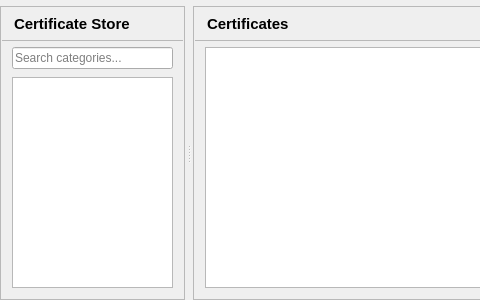
Old version of the form src/ui/pages/certificatespage.ui in the repository sanny32/OpenUaSim; both pictures show x 0 to 480 and y 0 to 300 of the 1068 by 300 pixel window.
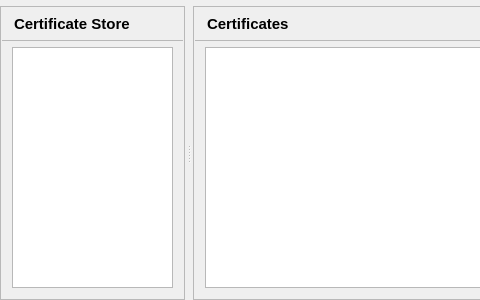
New version of the form. Custom widgets are drawn as their Qt base class.

Diff of the .ui file:
```diff
--- a/src/ui/pages/certificatespage.ui
+++ b/src/ui/pages/certificatespage.ui
@@ -133,16 +133,6 @@
           <property name="bottomMargin">
            <number>10</number>
           </property>
-          <item>
-           <widget class="ElidedLineEdit" name="searchEdit">
-            <property name="placeholderText">
-             <string>Search categories...</string>
-            </property>
-            <property name="clearButtonEnabled">
-             <bool>true</bool>
-            </property>
-           </widget>
-          </item>
           <item>
            <widget class="QTreeView" name="categoriesList">
             <property name="editTriggers">
@@ -519,11 +509,6 @@
   </layout>
  </widget>
  <customwidgets>
-  <customwidget>
-   <class>ElidedLineEdit</class>
-   <extends>QLineEdit</extends>
-   <header>elidedlineedit.h</header>
-  </customwidget>
   <customwidget>
    <class>ElidedLabel</class>
    <extends>QLabel</extends>
```
